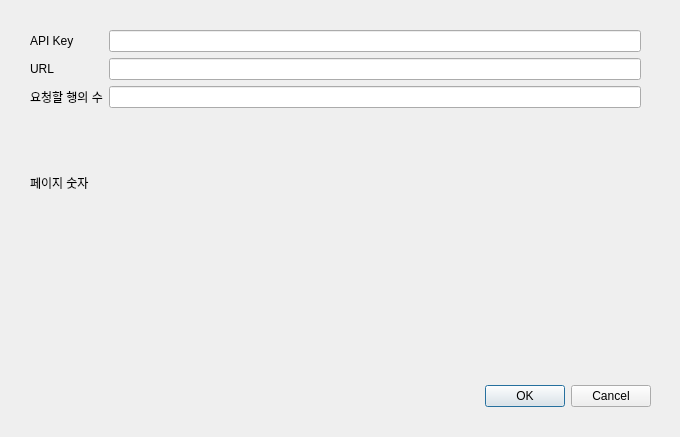
Qt form untitled.ui (solvopus/public-data-api-GUI-tool) before a commit.
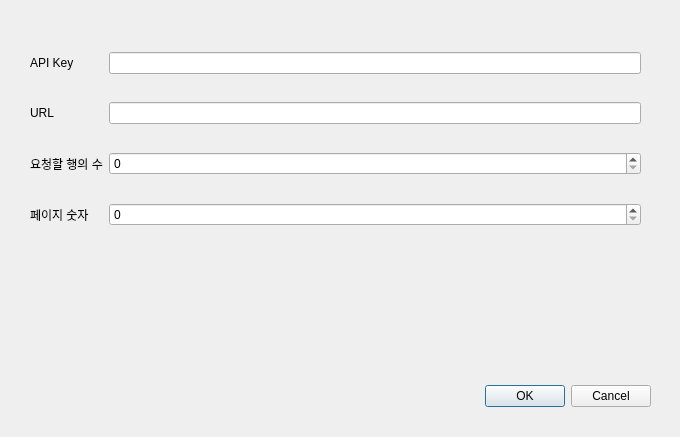
The same form after that commit.

```diff
--- a/untitled.ui
+++ b/untitled.ui
@@ -42,9 +42,6 @@
     <item row="0" column="1">
      <widget class="QLineEdit" name="lineEdit"/>
     </item>
-    <item row="2" column="1">
-     <widget class="QLineEdit" name="lineEdit_3"/>
-    </item>
     <item row="0" column="0">
      <widget class="QLabel" name="label">
       <property name="text">
@@ -76,6 +73,12 @@
       </property>
      </widget>
     </item>
+    <item row="2" column="1">
+     <widget class="QSpinBox" name="spinBox"/>
+    </item>
+    <item row="3" column="1">
+     <widget class="QSpinBox" name="spinBox_2"/>
+    </item>
    </layout>
   </widget>
  </widget>
```
Left out of the diff: 6 changed lines with no effect on the pictures.
